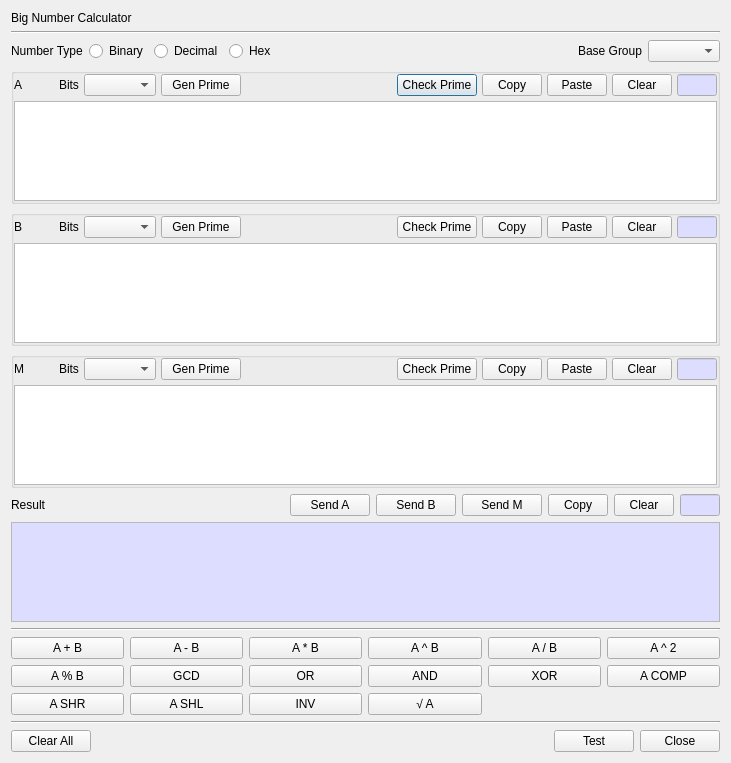
Above: BerEditor/bn_calc_dlg.ui from jykim74/BerEditor before the change. Below: the same form after it.
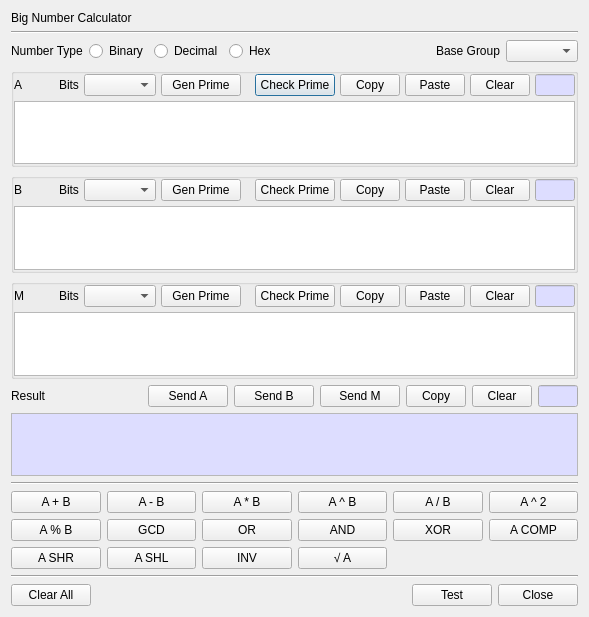
That is the form after the change.

```diff
--- a/BerEditor/bn_calc_dlg.ui
+++ b/BerEditor/bn_calc_dlg.ui
@@ -6,8 +6,8 @@
    <rect>
     <x>0</x>
     <y>0</y>
-    <width>731</width>
-    <height>763</height>
+    <width>589</width>
+    <height>617</height>
    </rect>
   </property>
   <property name="windowTitle">
```
